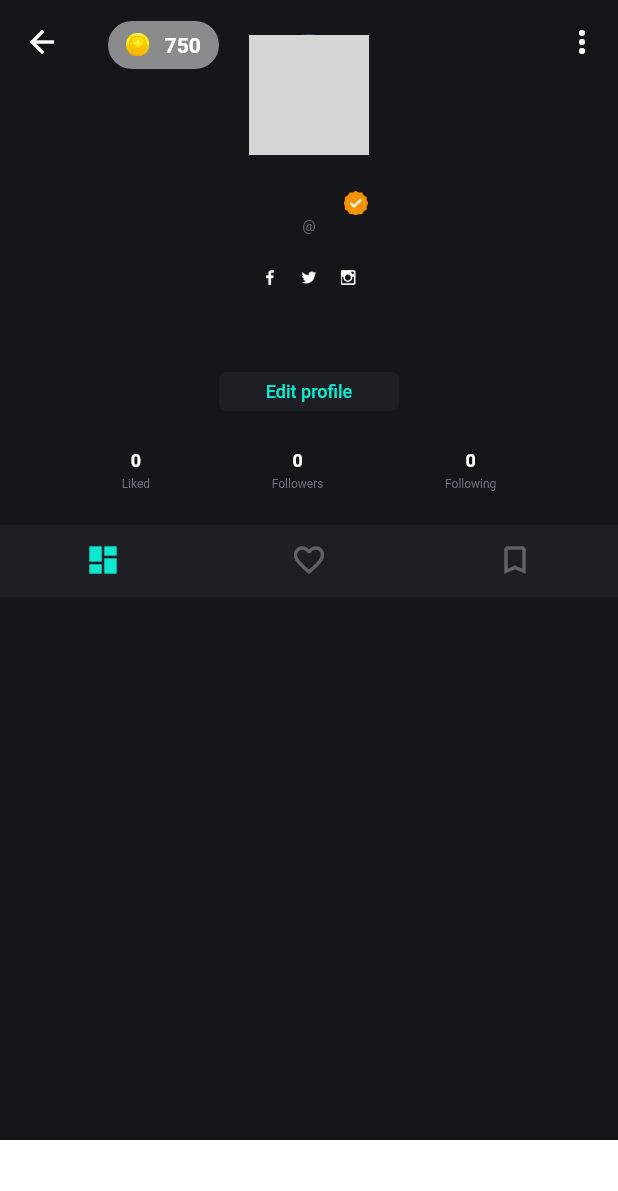
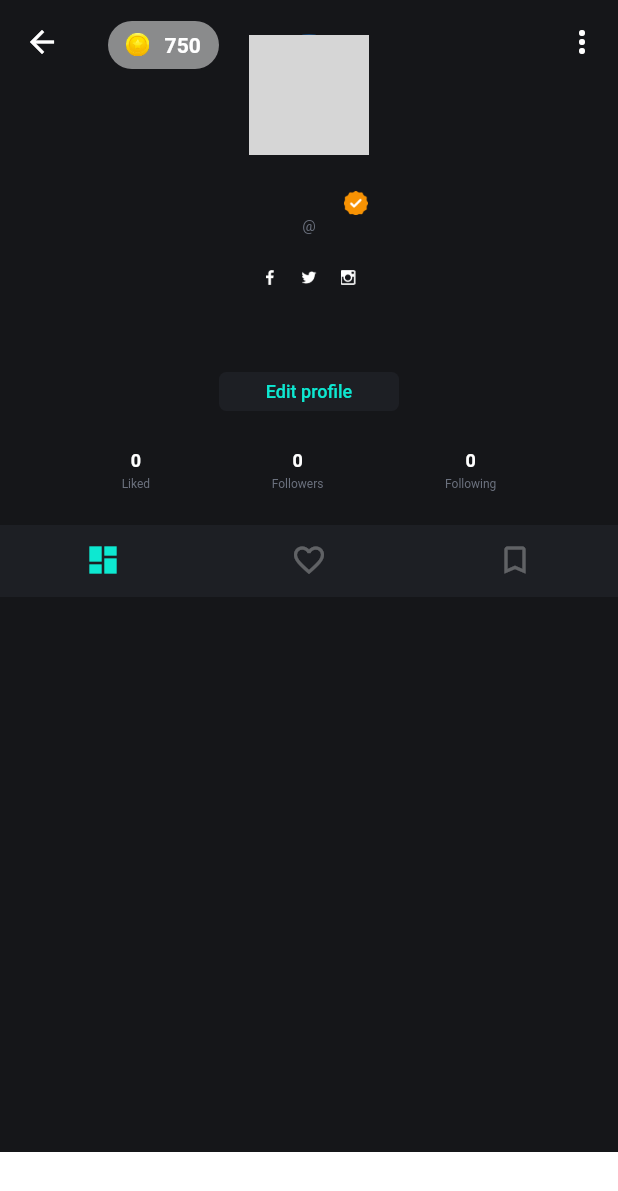
Before and after one commit to TruongAnim/toktok, a Flutter app: the MyProfileBody screen opened directly with empty values, on a phone screen of 412 x 824 dp. Shown: the top 1191 px of the screen. Run offline on Flutter 3.47's test engine with Material 2 defaults, Android fonts, the phone set to English and light mode, and no system bars; our stand-ins replace carousel_slider, cloud_firestore, dio, firebase_auth, firebase_core, firebase_messaging and 10 more; missing offline and left inert: animation_wrappers, numeral, video_compress; accounts and stored records are empty; network calls fail; grey boxes are pictures that could not be loaded.

Commit message:
update bottom bar padding

```diff
--- a/lib/Screens/explore/explore_page.dart
+++ b/lib/Screens/explore/explore_page.dart
@@ -1,10 +1,7 @@
-import 'dart:io';
-
 import 'package:animation_wrappers/animation_wrappers.dart';
 import 'package:carousel_slider/carousel_slider.dart';
 import 'package:flutter/material.dart';
 import 'package:get/get.dart';
-import 'package:google_mobile_ads/google_mobile_ads.dart';
 import 'package:toktok/Components/thumb_list.dart';
 import 'package:toktok/Locale/locale.dart';
 import 'package:toktok/Routes/routes.dart';
@@ -108,7 +105,7 @@ class _ExploreBodyState extends State<ExploreBody> {
         //   _createAnchoredBanner(context);
         // }
         return Padding(
-          padding: const EdgeInsets.only(bottom: 60.0, top: 20.0),
+          padding: const EdgeInsets.only(bottom: 56.0, top: 20.0),
           child: Scaffold(
             appBar: PreferredSize(
               preferredSize: const Size.fromHeight(72.0),
--- a/lib/Screens/my_profile/my_profile_page.dart
+++ b/lib/Screens/my_profile/my_profile_page.dart
@@ -43,7 +43,7 @@ class _MyProfileBodyState extends State<MyProfileBody> {
   Widget build(BuildContext context) {
     var locale = AppLocalizations.of(context);
     return Padding(
-      padding: const EdgeInsets.only(bottom: 64.0),
+      padding: const EdgeInsets.only(bottom: 56.0),
       child: Scaffold(
         backgroundColor: darkColor,
         body: DefaultTabController(
--- a/lib/Screens/notification_screen/notification_screen.dart
+++ b/lib/Screens/notification_screen/notification_screen.dart
@@ -42,7 +42,9 @@ class NotificationScreen extends StatelessWidget {
             ),
           ),
         ),
-        body: TabBarView(
+        body: Padding(
+          padding: const EdgeInsets.only(bottom: 56.0),
+          child: TabBarView(
             children: <Widget>[
               FadedSlideAnimation(
                 beginOffset: const Offset(0, 0.3),
@@ -59,6 +61,7 @@ class NotificationScreen extends StatelessWidget {
             ],
           ),
         ),
+      ),
     );
   }
 }
--- a/lib/Screens/notification_screen/widgets/notification_tab.dart
+++ b/lib/Screens/notification_screen/widgets/notification_tab.dart
@@ -1,6 +1,5 @@
 import 'package:flutter/material.dart';
 import 'package:get/get.dart';
-import 'package:toktok/Routes/routes.dart';
 import 'package:toktok/Screens/notification_screen/controllers/notification_controller.dart';
 import 'package:toktok/Screens/notification_screen/widgets/notif_avatar.dart';
 import 'package:toktok/Screens/notification_screen/widgets/notif_thumbnail.dart';
```
Lines whose indentation alone changed are shown as unchanged.
